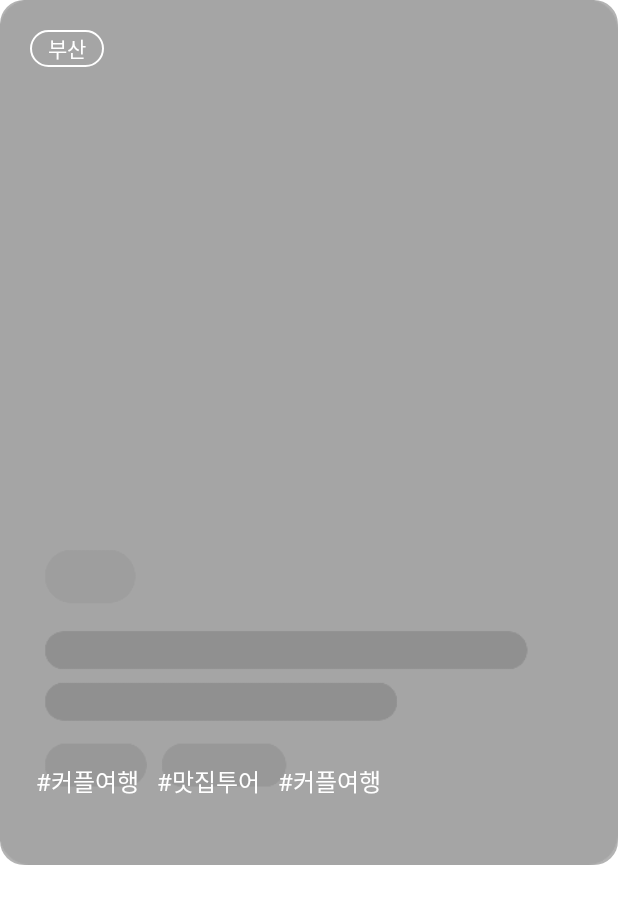
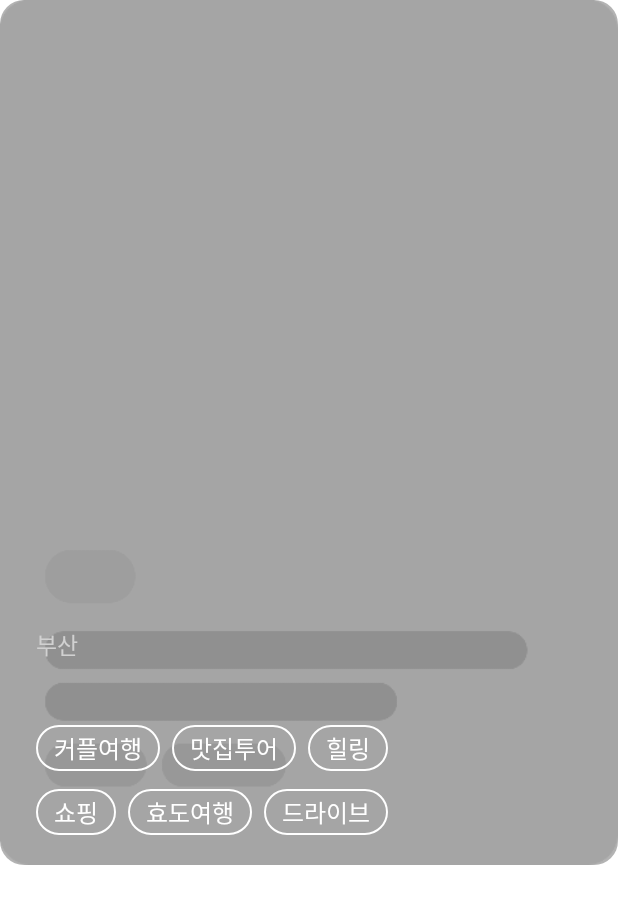
Before and after one commit to Trip-Teller/TripTeller-ANDROID, an Android app: the layout item_home.xml on its own in the app's theme, with its tools: preview values and no code run, on a phone screen of 412 x 824 dp. Shown: the top 904 px of the screen. Run offline under Robolectric (Android 15) with nearby library versions, the phone set to English and light mode, and no system bars; plain views replace RoundedImageView.

Commit message:
main ui 수정

```diff
--- a/app/src/main/java/com/our/tripteller/ui/home/MainFragment.kt
+++ b/app/src/main/java/com/our/tripteller/ui/home/MainFragment.kt
@@ -42,7 +42,7 @@ class MainFragment : Fragment() {
 //            startActivity(intent)
         }
         rv_home.adapter = homeAdapter
-        rv_home.offscreenPageLimit = 2
+        rv_home.offscreenPageLimit = 3
         rv_home.clipToPadding = false
         rv_home.clipChildren = false
         rv_home.getChildAt(0).overScrollMode = RecyclerView.OVER_SCROLL_NEVER
@@ -78,11 +78,11 @@ class MainFragment : Fragment() {
 
     private fun loadHomeDatas() {
         homeData.apply {
-            add (HomeData(mainimg = "https://images.unsplash.com/photo-1525183995014-bd94c0750cd5?ixlib=rb-1.2.1&ixid=eyJhcHBfaWQiOjEyMDd9&auto=format&fit=crop&w=675&q=80", region = "부산", intro = "해운대 24년 거주 부산 토박이의\n맛집 여행기 들어보실래요?", tag = "#커플여행"))
-            add (HomeData(mainimg = "https://images.unsplash.com/photo-1571645639045-a3d43f4cafc5?ixlib=rb-1.2.1&ixid=eyJhcHBfaWQiOjEyMDd9&auto=format&fit=crop&w=658&q=80", region = "제주도", intro = "해운대 24년 거주 부산 토박이의\n맛집 여행기 들어보실래요?", tag = "#커플여행"))
-            add (HomeData(mainimg = "https://images.unsplash.com/photo-1507041957456-9c397ce39c97?ixlib=rb-1.2.1&ixid=eyJhcHBfaWQiOjEyMDd9&auto=format&fit=crop&w=634&q=80", region = "강원도", intro = "해운대 24년 거주 부산 토박이의\n맛집 여행기 들어보실래요?", tag = "#커플여행"))
-            add (HomeData(mainimg = "https://images.unsplash.com/photo-1489549132488-d00b7eee80f1?ixlib=rb-1.2.1&ixid=eyJhcHBfaWQiOjEyMDd9&auto=format&fit=crop&w=634&q=80", region = "서울", intro = "해운대 24년 거주 부산 토박이의\n맛집 여행기 들어보실래요?", tag = "#커플여행"))
-            add (HomeData(mainimg = "https://images.unsplash.com/photo-1549194400-06e6874c2fd1?ixlib=rb-1.2.1&ixid=eyJhcHBfaWQiOjEyMDd9&auto=format&fit=crop&w=700&q=80", region = "부산", intro = "해운대 24년 거주 부산 토박이의\n맛집 여행기 들어보실래요?", tag = "#커플여행"))
+            add (HomeData(mainimg = "https://images.unsplash.com/photo-1525183995014-bd94c0750cd5?ixlib=rb-1.2.1&ixid=eyJhcHBfaWQiOjEyMDd9&auto=format&fit=crop&w=675&q=80", region = "부산", intro = "해운대 24년 거주 부산 토박이의\n맛집 여행기 들어보실래요?", tag = "커플여행"))
+            add (HomeData(mainimg = "https://images.unsplash.com/photo-1571645639045-a3d43f4cafc5?ixlib=rb-1.2.1&ixid=eyJhcHBfaWQiOjEyMDd9&auto=format&fit=crop&w=658&q=80", region = "제주도", intro = "해운대 24년 거주 부산 토박이의\n맛집 여행기 들어보실래요?", tag = "커플여행"))
+            add (HomeData(mainimg = "https://images.unsplash.com/photo-1507041957456-9c397ce39c97?ixlib=rb-1.2.1&ixid=eyJhcHBfaWQiOjEyMDd9&auto=format&fit=crop&w=634&q=80", region = "강원도", intro = "해운대 24년 거주 부산 토박이의\n맛집 여행기 들어보실래요?", tag = "커플여행"))
+            add (HomeData(mainimg = "https://images.unsplash.com/photo-1489549132488-d00b7eee80f1?ixlib=rb-1.2.1&ixid=eyJhcHBfaWQiOjEyMDd9&auto=format&fit=crop&w=634&q=80", region = "서울", intro = "해운대 24년 거주 부산 토박이의\n맛집 여행기 들어보실래요?", tag = "커플여행"))
+            add (HomeData(mainimg = "https://images.unsplash.com/photo-1549194400-06e6874c2fd1?ixlib=rb-1.2.1&ixid=eyJhcHBfaWQiOjEyMDd9&auto=format&fit=crop&w=700&q=80", region = "부산", intro = "해운대 24년 거주 부산 토박이의\n맛집 여행기 들어보실래요?", tag = "커플여행"))
         }
         homeAdapter.datas = homeData
         homeAdapter.notifyDataSetChanged()
--- /dev/null
+++ b/app/src/main/res/drawable/white_roundstroke_24.xml
@@ -0,0 +1,8 @@
+<?xml version="1.0" encoding="utf-8"?>
+<shape xmlns:android="http://schemas.android.com/apk/res/android"
+    android:shape="rectangle">
+
+    <corners android:radius="24dp"/>
+    <stroke android:width="1dp" android:color="@color/white"/>
+
+</shape>
--- a/app/src/main/res/layout/item_home.xml
+++ b/app/src/main/res/layout/item_home.xml
@@ -1,5 +1,5 @@
 <?xml version="1.0" encoding="utf-8"?>
-<androidx.constraintlayout.widget.ConstraintLayout
+<androidx.constraintlayout.widget.ConstraintLayout xmlns:tools="http://schemas.android.com/tools"
     android:layout_width="match_parent"
     android:layout_height="match_parent"
     android:overScrollMode="never"
@@ -22,19 +22,15 @@
         android:id="@+id/tv_region"
         android:layout_width="wrap_content"
         android:layout_height="wrap_content"
-            android:background="@drawable/white_roundstroke_17"
-            android:paddingHorizontal="12dp"
-            android:paddingVertical="2dp"
+        android:fontFamily="@font/notosanskr"
+        android:includeFontPadding="false"
+        android:layout_marginBottom="8dp"
         android:text="부산"
-            android:layout_margin="20dp"
-            android:textColor="@color/white"
-            android:textSize="14dp"
-            android:textStyle="normal"
-            android:fontFamily="@font/notosanskr"
-            android:textFontWeight="500"
-            android:includeFontPadding="false"
-            app:layout_constraintStart_toStartOf="@+id/iv_mainimg"
-            app:layout_constraintTop_toTopOf="@+id/iv_mainimg" />
+        android:textColor="@color/gray04"
+        android:textFontWeight="400"
+        android:textSize="15dp"
+        app:layout_constraintBottom_toTopOf="@+id/tv_intro"
+        app:layout_constraintStart_toStartOf="@+id/tv_intro" />
 
     <TextView
         android:id="@+id/tv_intro"
@@ -42,7 +38,6 @@
         android:layout_height="wrap_content"
         android:fontFamily="@font/notosanskr"
         android:includeFontPadding="false"
-            android:text=""
         android:textColor="@color/white"
         android:textFontWeight="500"
         android:textSize="20dp"
@@ -54,16 +49,18 @@
         android:id="@+id/tv_tag1"
         android:layout_width="wrap_content"
         android:layout_height="wrap_content"
+        android:background="@drawable/white_roundstroke_24"
         android:fontFamily="@font/notosanskr"
-            android:text="#커플여행"
+        android:includeFontPadding="false"
+        android:paddingHorizontal="12dp"
+        android:paddingVertical="3dp"
+        android:layout_marginBottom="12dp"
+        android:text="커플여행"
         android:textColor="@color/white"
         android:textFontWeight="500"
         android:textSize="16dp"
-            android:includeFontPadding="false"
-            android:layout_marginStart="24dp"
-            android:layout_marginBottom="44dp"
-            app:layout_constraintBottom_toBottomOf="@+id/iv_mainimg"
-            app:layout_constraintStart_toStartOf="@+id/iv_mainimg" />
+        app:layout_constraintStart_toStartOf="@+id/tv_tag4"
+        app:layout_constraintBottom_toTopOf="@id/tv_tag4"/>
 
     <TextView
         android:id="@+id/tv_tag2"
@@ -71,11 +68,14 @@
         android:layout_height="wrap_content"
         android:fontFamily="@font/notosanskr"
         android:includeFontPadding="false"
-            android:text="#맛집투어"
+        android:background="@drawable/white_roundstroke_24"
+        android:paddingVertical="3dp"
+        android:paddingHorizontal="12dp"
+        android:text="맛집투어"
         android:textColor="@color/white"
         android:textFontWeight="500"
         android:textSize="16dp"
-            android:layout_marginStart="12dp"
+        android:layout_marginStart="8dp"
         app:layout_constraintStart_toEndOf="@+id/tv_tag1"
         app:layout_constraintTop_toTopOf="@+id/tv_tag1" />
 
@@ -85,11 +85,67 @@
         android:layout_height="wrap_content"
         android:fontFamily="@font/notosanskr"
         android:includeFontPadding="false"
-            android:text="#커플여행"
+        android:background="@drawable/white_roundstroke_24"
+        android:paddingVertical="3dp"
+        android:paddingHorizontal="12dp"
+        android:text="힐링"
         android:textColor="@color/white"
         android:textFontWeight="500"
         android:textSize="16dp"
-            android:layout_marginStart="12dp"
+        android:layout_marginStart="8dp"
         app:layout_constraintStart_toEndOf="@+id/tv_tag2"
         app:layout_constraintTop_toTopOf="@+id/tv_tag2" />
+
+    <TextView
+        android:id="@+id/tv_tag4"
+        android:layout_width="wrap_content"
+        android:layout_height="wrap_content"
+        android:fontFamily="@font/notosanskr"
+        android:background="@drawable/white_roundstroke_24"
+        android:paddingVertical="3dp"
+        android:paddingHorizontal="12dp"
+        android:text="쇼핑"
+        android:textColor="@color/white"
+        android:textFontWeight="500"
+        android:textSize="16dp"
+        android:includeFontPadding="false"
+        android:layout_marginStart="24dp"
+        android:layout_marginBottom="20dp"
+        app:layout_constraintBottom_toBottomOf="@+id/iv_mainimg"
+        app:layout_constraintStart_toStartOf="@+id/iv_mainimg" />
+
+    <TextView
+        android:id="@+id/tv_tag5"
+        android:layout_width="wrap_content"
+        android:layout_height="wrap_content"
+        android:background="@drawable/white_roundstroke_24"
+        android:fontFamily="@font/notosanskr"
+        android:includeFontPadding="false"
+        android:paddingHorizontal="12dp"
+        android:paddingVertical="3dp"
+        android:layout_marginStart="8dp"
+        android:text="효도여행"
+        android:textColor="@color/white"
+        android:textFontWeight="500"
+        android:textSize="16dp"
+        app:layout_constraintStart_toEndOf="@+id/tv_tag4"
+        app:layout_constraintTop_toTopOf="@+id/tv_tag4" />
+
+    <TextView
+        android:id="@+id/tv_tag6"
+        android:layout_width="wrap_content"
+        android:layout_height="wrap_content"
+        android:background="@drawable/white_roundstroke_24"
+        android:fontFamily="@font/notosanskr"
+        android:includeFontPadding="false"
+        android:paddingHorizontal="12dp"
+        android:paddingVertical="3dp"
+        android:layout_marginStart="8dp"
+        android:text="드라이브"
+        android:textColor="@color/white"
+        android:textFontWeight="500"
+        android:textSize="16dp"
+        app:layout_constraintStart_toEndOf="@+id/tv_tag5"
+        app:layout_constraintTop_toTopOf="@+id/tv_tag5" />
+
 </androidx.constraintlayout.widget.ConstraintLayout>
--- a/app/src/main/res/values/colors.xml
+++ b/app/src/main/res/values/colors.xml
@@ -6,4 +6,5 @@
     <color name="white">#FFFFFF</color>
     <color name="black">#000000</color>
     <color name="gray">#b0b0b0</color>
+    <color name="gray04">#d1d1d1</color>
 </resources>
```
Lines whose indentation alone changed are shown as unchanged.
